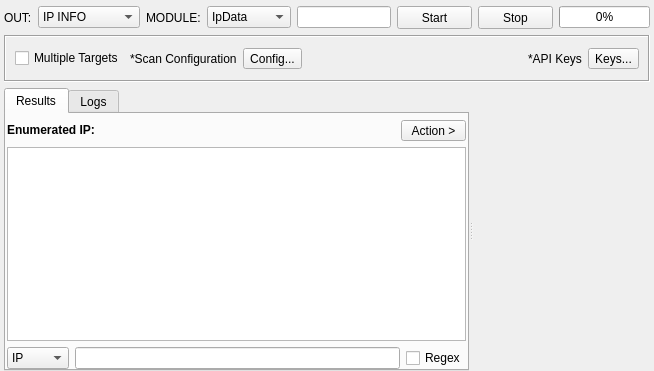
Before: the Qt Designer form sub3suite/src/enums/ip/IpEnum.ui in 3nock/OTE, drawn with Qt 5.
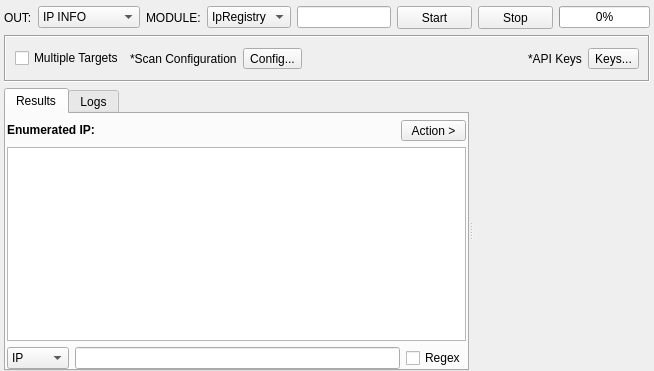
After: the same form once the commit is applied. Custom widgets are drawn as their Qt base class.

```diff
--- a/sub3suite/src/enums/ip/IpEnum.ui
+++ b/sub3suite/src/enums/ip/IpEnum.ui
@@ -70,11 +70,6 @@
          <height>0</height>
         </size>
        </property>
-       <item>
-        <property name="text">
-         <string>IpData</string>
-        </property>
-       </item>
        <item>
         <property name="text">
          <string>IpRegistry</string>
```
Left out of the diff: 10 changed lines with no effect on the pictures.
